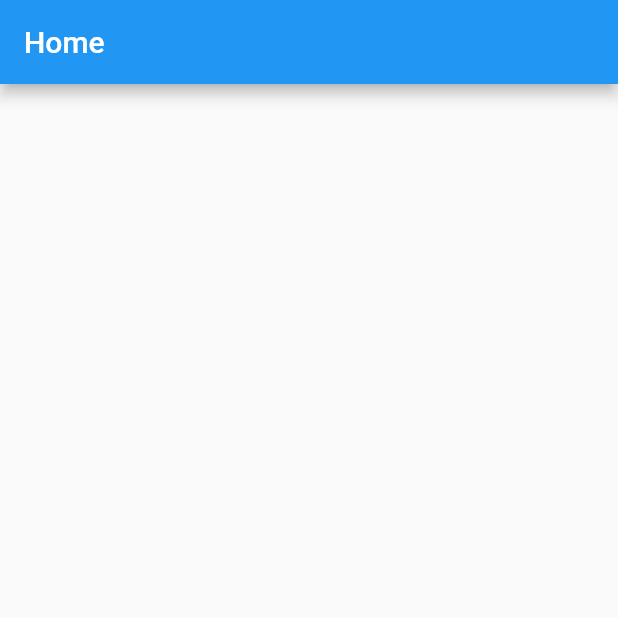
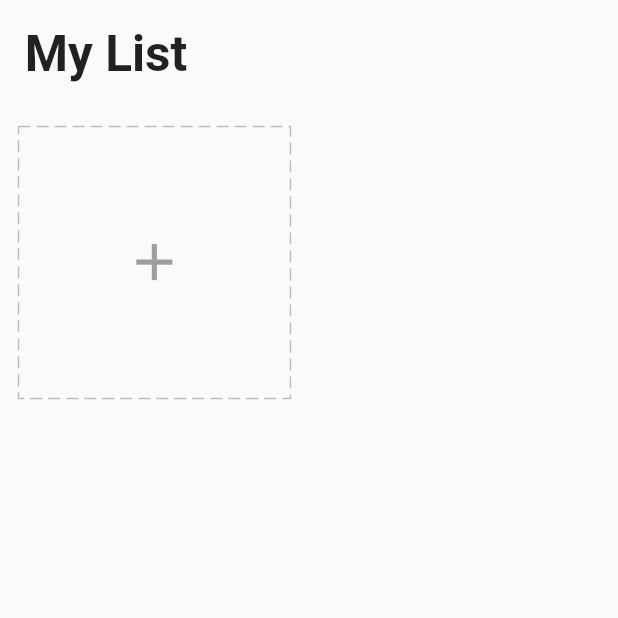
Before and after one commit to suryapradipta/to_do_list, a Flutter app: the screen it shows after launch, on a phone screen of 412 x 824 dp, the top half of it. Run offline on Flutter 3.47's test engine with Material 2 defaults, Android fonts, the phone set to English and light mode, and no system bars; drawn by our look-alikes of dotted_border; our stand-ins replace equatable, flutter_easyloading, get, get_storage.

Commit message:
home view, add on card

```diff
--- a/lib/app/modules/home/controller.dart
+++ b/lib/app/modules/home/controller.dart
@@ -1,4 +1,5 @@
 import 'package:get/get.dart';
+import 'package:to_do_list/app/data/models/task.dart';
 import 'package:to_do_list/app/data/service/storage/repository.dart';
 
 class HomeController extends GetxController {
@@ -6,4 +7,24 @@ class HomeController extends GetxController {
   TaskRepository taskRepository;
 
   HomeController({required this.taskRepository});
+
+  // start
+  /*
+  * render page whenever the task is changes, using obs*/
+  final tasks = <Task>[].obs;
+
+  @override
+  void onInit() {
+    super.onInit();
+    // this method assign to the "final tasks = <Task>[].obs;"
+    tasks.assignAll(taskRepository.readTasks());
+    // each change will write to the tasks
+    // then task will be shown in view
+    ever(tasks, (_) => taskRepository.writeTAsks(tasks));
+  }
+
+  @override
+  void onClose() {
+    super.onClose();
+  }
 }
--- a/lib/app/modules/home/view.dart
+++ b/lib/app/modules/home/view.dart
@@ -1,6 +1,8 @@
 import 'package:flutter/material.dart';
 import 'package:get/get.dart';
+import 'package:to_do_list/app/core/utils/extension.dart';
 import 'package:to_do_list/app/modules/home/controller.dart';
+import 'package:to_do_list/app/modules/home/widgets/add_card.dart';
 
 class HomePage extends GetView<HomeController> {
   const HomePage({super.key});
@@ -8,9 +10,24 @@ class HomePage extends GetView<HomeController> {
   @override
   Widget build(BuildContext context) {
     return Scaffold(
-      appBar: AppBar(
-        title: Text("Home"),
-      ),
+      body: SafeArea(
+          child: ListView(
+        children: [
+          Padding(
+            padding: EdgeInsets.all(4.0.wp),
+            child: Text(
+              "My List",
+              style: TextStyle(fontSize: 24.0.sp, fontWeight: FontWeight.bold),
+            ),
+          ),
+          GridView.count(
+            crossAxisCount: 2,
+            shrinkWrap: true,
+            physics: ClampingScrollPhysics(),
+            children: [AddCard( )],
+          ),
+        ],
+      )),
     );
   }
 }
--- /dev/null
+++ b/lib/app/modules/home/widgets/add_card.dart
@@ -0,0 +1,37 @@
+import 'package:dotted_border/dotted_border.dart';
+import 'package:flutter/material.dart';
+import 'package:get/get.dart';
+import 'package:to_do_list/app/core/utils/extension.dart';
+import 'package:to_do_list/app/modules/home/controller.dart';
+import 'package:to_do_list/app/widgets/icons.dart';
+
+class AddCard extends StatelessWidget {
+  final homeController = Get.find<HomeController>();
+
+  AddCard({super.key});
+
+  @override
+  Widget build(BuildContext context) {
+    final icons = getIcons();
+    var squareWidth = Get.width - 12.0.wp;
+    return Container(
+      width: squareWidth / 2,
+      height: squareWidth / 2,
+      margin: EdgeInsets.all(3.0.wp),
+      // inkwell allows when clicked there will be animation
+      child: InkWell(
+        onTap: () {},
+        child: DottedBorder(
+            color: Colors.grey[400]!,
+            dashPattern: [8, 4],
+            child: Center(
+              child: Icon(
+                Icons.add,
+                size: 10.0.wp,
+                color: Colors.grey,
+              ),
+            )),
+      ),
+    );
+  }
+}
--- /dev/null
+++ b/lib/app/widgets/icons.dart
@@ -0,0 +1,50 @@
+import 'package:flutter/material.dart';
+import 'package:to_do_list/app/core/values/colors.dart';
+import 'package:to_do_list/app/core/values/icons.dart';
+
+List<Icon> getIcons() {
+  return const [
+    Icon(
+      IconData(
+        personIcon,
+        fontFamily: 'MaterialIcons',
+      ),
+      color: purple,
+    ),
+    Icon(
+      IconData(
+        workIcon,
+        fontFamily: 'MaterialIcons',
+      ),
+      color: pink,
+    ),
+    Icon(
+      IconData(
+        movieIcon,
+        fontFamily: 'MaterialIcons',
+      ),
+      color: green,
+    ),
+    Icon(
+      IconData(
+        sportIcon,
+        fontFamily: 'MaterialIcons',
+      ),
+      color: yellow,
+    ),
+    Icon(
+      IconData(
+        travelIcon,
+        fontFamily: 'MaterialIcons',
+      ),
+      color: deepPink,
+    ),
+    Icon(
+      IconData(
+        shopIcon,
+        fontFamily: 'MaterialIcons',
+      ),
+      color: lightBlue,
+    ),
+  ];
+}
--- a/lib/main.dart
+++ b/lib/main.dart
@@ -18,6 +18,7 @@ class MyApp extends StatelessWidget {
   @override
   Widget build(BuildContext context) {
     return GetMaterialApp(
+      debugShowCheckedModeBanner: false,
       title: 'To Do List',
       home: HomePage(),
       initialBinding: HomeBinding(),
--- a/pubspec.yaml
+++ b/pubspec.yaml
@@ -39,6 +39,7 @@ dependencies:
   get_storage: ^2.1.1
   equatable: ^2.0.5
   flutter_easyloading: ^3.0.5
+  dotted_border: ^2.0.0+3
 
 dev_dependencies:
   flutter_test:
```
Also changed, not shown: pubspec.lock.
